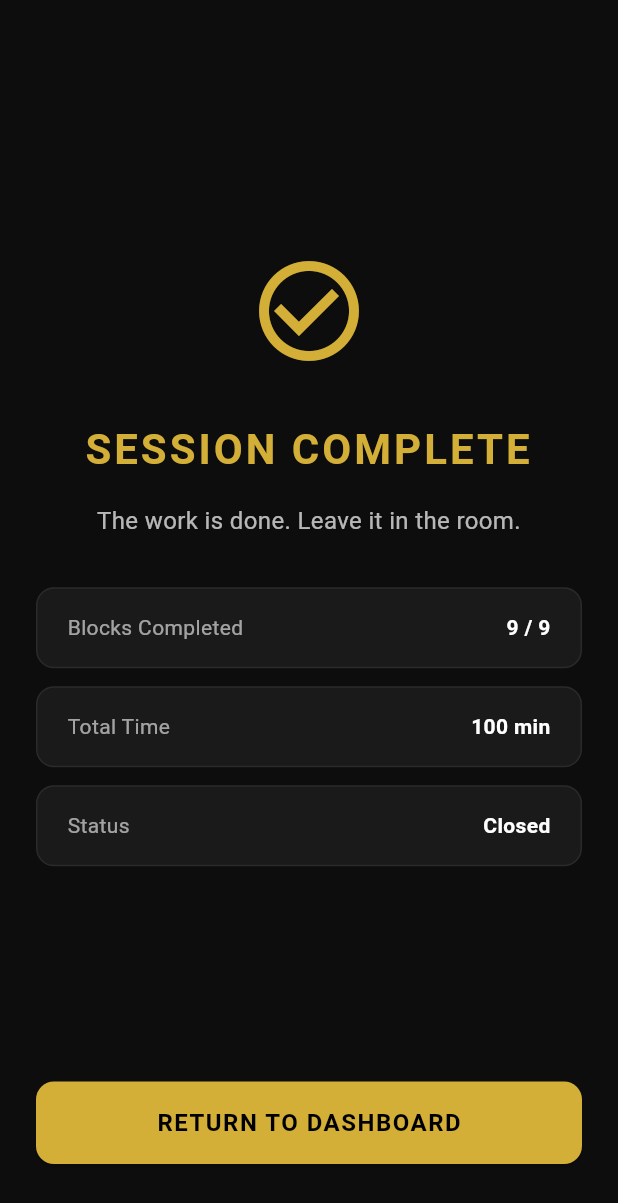
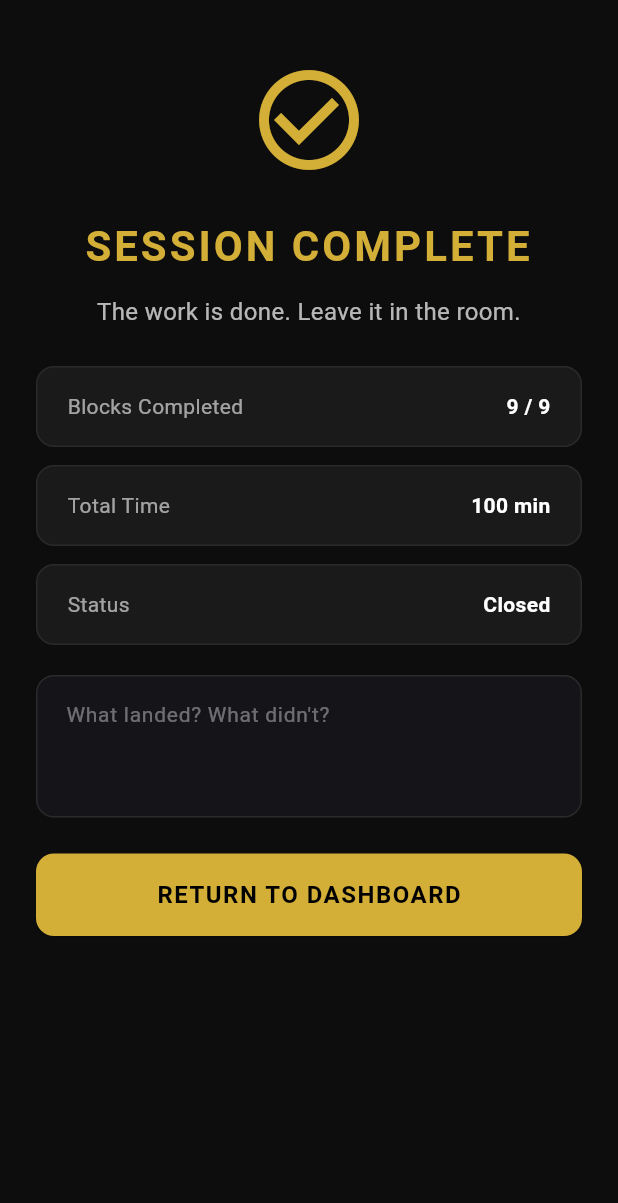
Before and after one commit to Sundaram6/Actor-Trainor, a Flutter app: the SessionCompletionScreen screen opened directly, on a phone screen of 412 x 824 dp. Shown: the top 1203 px of the screen. Run offline on Flutter 3.47's test engine with Material 3 defaults, Android fonts, the light colour scheme and no system bars; our stand-ins replace audioplayers, clock, drift, drift_flutter, flutter_local_notifications, flutter_riverpod and 4 more; accounts and stored records are empty; generated files the repository leaves out were written again.

Commit message:
feat(journal): add post-session journal entry field and progress card display

```diff
--- a/lib/screens/session_completion_screen.dart
+++ b/lib/screens/session_completion_screen.dart
@@ -2,14 +2,17 @@ import 'package:flutter/material.dart';
 import 'package:flutter_riverpod/flutter_riverpod.dart';
 import '../app.dart';
 import '../core/constants.dart';
+import '../providers/database_provider.dart';
 import '../providers/progress_providers.dart';
 import '../providers/today_provider.dart';
+import 'progress_screen.dart';
 
-class SessionCompletionScreen extends ConsumerWidget {
+class SessionCompletionScreen extends ConsumerStatefulWidget {
   final int? totalMinutes;
   final int? blocksCompleted;
   final List<String>? blockOutcomes;
   final String? intention;
+  final int? sessionRecordId;
 
   const SessionCompletionScreen({
     super.key,
@@ -17,33 +20,68 @@ class SessionCompletionScreen extends ConsumerWidget {
     this.blocksCompleted,
     this.blockOutcomes,
     this.intention,
+    this.sessionRecordId,
   });
 
   @override
-  Widget build(BuildContext context, WidgetRef ref) {
-    final computedTotalMinutes = totalMinutes ??
+  ConsumerState<SessionCompletionScreen> createState() => _SessionCompletionScreenState();
+}
+
+class _SessionCompletionScreenState extends ConsumerState<SessionCompletionScreen> {
+  final TextEditingController _notesController = TextEditingController();
+
+  @override
+  void dispose() {
+    _notesController.dispose();
+    super.dispose();
+  }
+
+  Future<void> _handleReturn() async {
+    final noteText = _notesController.text.trim();
+    if (noteText.isNotEmpty && widget.sessionRecordId != null) {
+      final db = ref.read(databaseProvider);
+      await db.updateSessionRecordNotes(widget.sessionRecordId!, noteText);
+    }
+
+    ref.invalidate(statsProvider);
+    ref.invalidate(weekProgressProvider);
+    ref.invalidate(recentSessionsProvider);
+    ref.invalidate(todayStatusProvider);
+    ref.invalidate(dashboardStatsProvider);
+    ref.invalidate(sessionHistoryProvider);
+
+    if (mounted) {
+      Navigator.of(context).pushAndRemoveUntil(
+        MaterialPageRoute(builder: (_) => const MainShellScreen()),
+        (route) => false,
+      );
+    }
+  }
+
+  @override
+  Widget build(BuildContext context) {
+    final computedTotalMinutes = widget.totalMinutes ??
         kRoutineBlocks.fold<int>(0, (sum, b) => sum + b.durationMinutes);
-    final completedCount = blocksCompleted ??
-        (blockOutcomes != null
-            ? blockOutcomes!.where((o) => o == 'completed').length
+    final completedCount = widget.blocksCompleted ??
+        (widget.blockOutcomes != null
+            ? widget.blockOutcomes!.where((o) => o == 'completed').length
             : kRoutineBlocks.length);
 
     return Scaffold(
       backgroundColor: const Color(0xFF0D0D0D),
       body: SafeArea(
-        child: Padding(
-          padding: const EdgeInsets.all(24.0),
+        child: SingleChildScrollView(
+          padding: const EdgeInsets.symmetric(horizontal: 24.0, vertical: 16.0),
           child: Column(
-            mainAxisAlignment: MainAxisAlignment.center,
             crossAxisAlignment: CrossAxisAlignment.stretch,
             children: [
-              const Spacer(),
+              const SizedBox(height: 24),
               const Icon(
                 Icons.check_circle_outline,
                 size: 80,
                 color: Color(0xFFD4AF37),
               ),
-              const SizedBox(height: 32),
+              const SizedBox(height: 24),
               const Text(
                 'SESSION COMPLETE',
                 textAlign: TextAlign.center,
@@ -54,7 +92,7 @@ class SessionCompletionScreen extends ConsumerWidget {
                   letterSpacing: 2,
                 ),
               ),
-              const SizedBox(height: 16),
+              const SizedBox(height: 12),
               const Text(
                 'The work is done. Leave it in the room.',
                 textAlign: TextAlign.center,
@@ -64,8 +102,8 @@ class SessionCompletionScreen extends ConsumerWidget {
                   height: 1.5,
                 ),
               ),
-              if (intention?.isNotEmpty == true) ...[
-                const SizedBox(height: 24),
+              if (widget.intention?.isNotEmpty == true) ...[
+                const SizedBox(height: 20),
                 Container(
                   padding: const EdgeInsets.symmetric(horizontal: 20, vertical: 12),
                   decoration: BoxDecoration(
@@ -74,7 +112,7 @@ class SessionCompletionScreen extends ConsumerWidget {
                     border: Border.all(color: const Color(0xFF2A2A2A)),
                   ),
                   child: Text(
-                    '"$intention"',
+                    '"${widget.intention}"',
                     textAlign: TextAlign.center,
                     style: const TextStyle(
                       fontSize: 14,
@@ -84,7 +122,7 @@ class SessionCompletionScreen extends ConsumerWidget {
                   ),
                 ),
               ],
-              const SizedBox(height: 32),
+              const SizedBox(height: 24),
               _StatRow(
                 label: 'Blocks Completed',
                 value: '$completedCount / ${kRoutineBlocks.length}',
@@ -99,19 +137,35 @@ class SessionCompletionScreen extends ConsumerWidget {
                 label: 'Status',
                 value: 'Closed',
               ),
-              const Spacer(),
+              const SizedBox(height: 20),
+              // Journal input field
+              TextField(
+                controller: _notesController,
+                maxLines: 3,
+                style: const TextStyle(color: Colors.white70, fontSize: 14),
+                decoration: InputDecoration(
+                  hintText: "What landed? What didn't?",
+                  hintStyle: const TextStyle(color: Colors.white38, fontSize: 14),
+                  filled: true,
+                  fillColor: const Color(0xFF141419),
+                  contentPadding: const EdgeInsets.all(16),
+                  border: OutlineInputBorder(
+                    borderRadius: BorderRadius.circular(12),
+                    borderSide: const BorderSide(color: Color(0xFF2A2A2A)),
+                  ),
+                  enabledBorder: OutlineInputBorder(
+                    borderRadius: BorderRadius.circular(12),
+                    borderSide: const BorderSide(color: Color(0xFF2A2A2A)),
+                  ),
+                  focusedBorder: OutlineInputBorder(
+                    borderRadius: BorderRadius.circular(12),
+                    borderSide: const BorderSide(color: Color(0xFFD4AF37)),
+                  ),
+                ),
+              ),
+              const SizedBox(height: 24),
               ElevatedButton(
-                onPressed: () {
-                  ref.invalidate(statsProvider);
-                  ref.invalidate(weekProgressProvider);
-                  ref.invalidate(recentSessionsProvider);
-                  ref.invalidate(todayStatusProvider);
-                  ref.invalidate(dashboardStatsProvider);
-                  Navigator.of(context).pushAndRemoveUntil(
-                    MaterialPageRoute(builder: (_) => const MainShellScreen()),
-                    (route) => false,
-                  );
-                },
+                onPressed: _handleReturn,
                 style: ElevatedButton.styleFrom(
                   backgroundColor: const Color(0xFFD4AF37),
                   foregroundColor: Colors.black,
--- a/lib/screens/session_screen.dart
+++ b/lib/screens/session_screen.dart
@@ -754,7 +754,7 @@ class _SessionScreenState extends ConsumerState<SessionScreen>
       isComplete: const drift.Value(true),
     ));
 
-    await db.insertSessionRecord(SessionRecordsCompanion(
+    final insertedId = await db.insertSessionRecord(SessionRecordsCompanion(
       completedAt: drift.Value(now),
       blocksCompleted: drift.Value(completedBlocksCount),
       totalMinutes: drift.Value(totalMinutes),
@@ -777,6 +777,7 @@ class _SessionScreenState extends ConsumerState<SessionScreen>
             blocksCompleted: completedBlocksCount,
             blockOutcomes: _blockOutcomes,
             intention: _sessionIntention,
+            sessionRecordId: insertedId,
           ),
         ),
       );
```
Also changed, not shown: lib/database/database.dart (+11 -1 lines), lib/screens/progress_screen.dart (+12 -0 lines), 1 other file.
